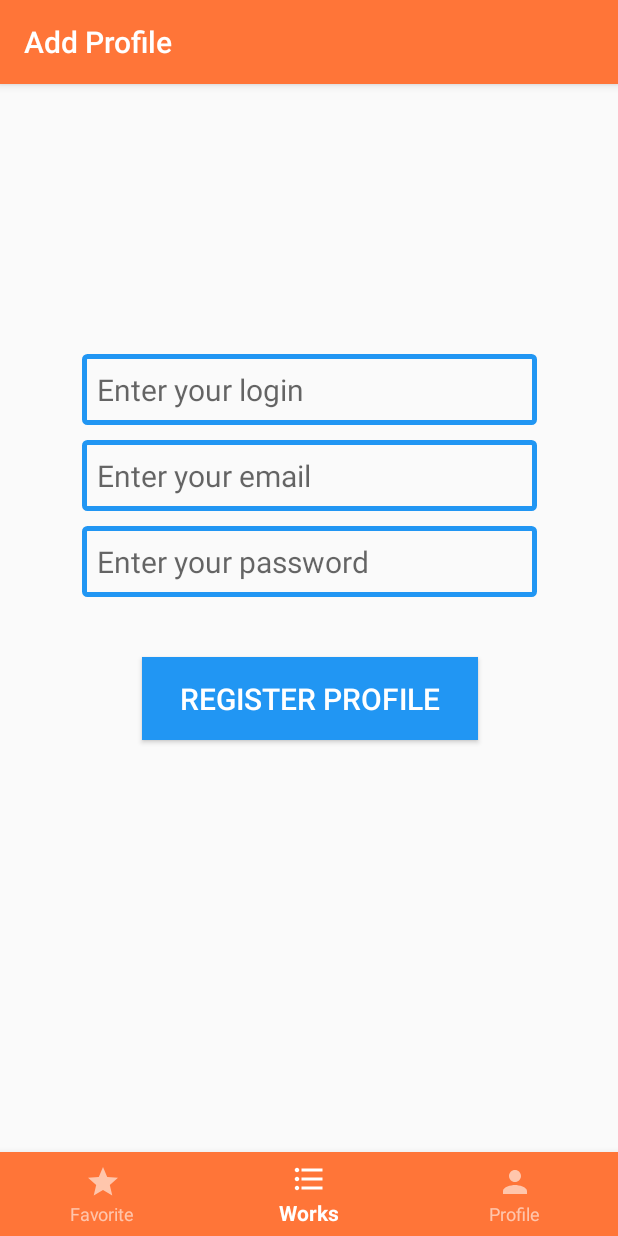
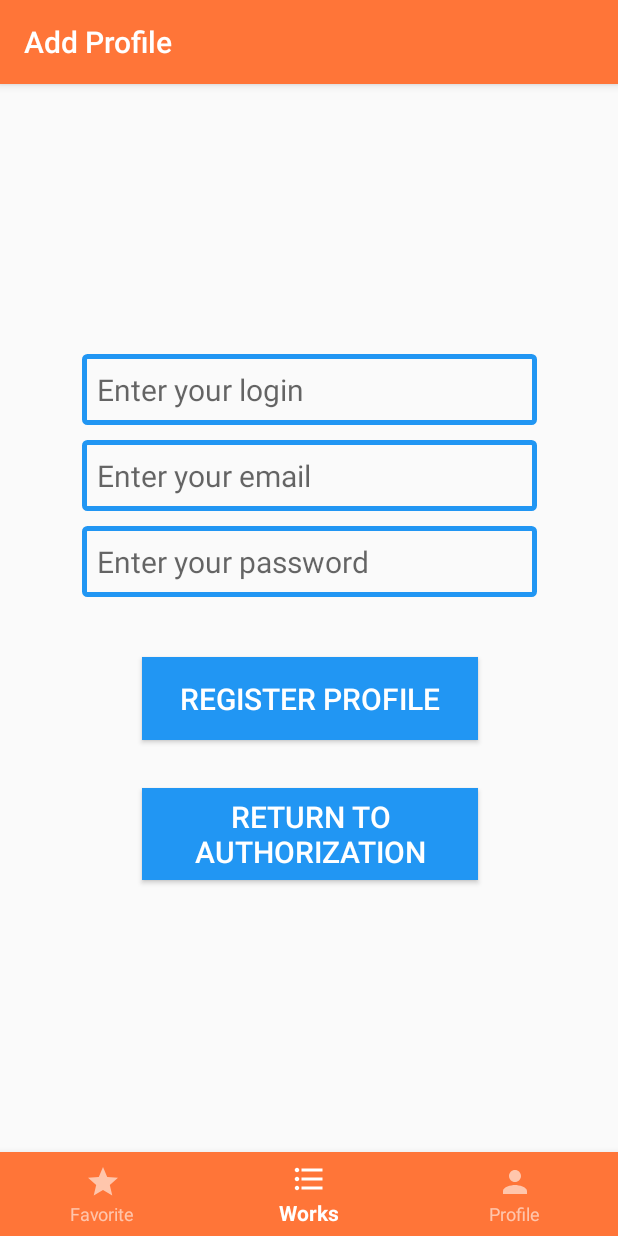
Before and after one commit to Maksim2355/EnglAppKotlin, an Android app: the AddProfileFragment screen opened through its navigation route, on a phone screen of 412 x 824 dp. Run offline under Robolectric (Android 15) with nearby library versions, the phone set to English and light mode, and no system bars; our stand-ins replace Room's generated code.

```diff
--- a/app/src/main/java/com/example/engapp/App.kt
+++ b/app/src/main/java/com/example/engapp/App.kt
@@ -16,7 +16,7 @@ class App : Application() {
         instance = this
         database = Room.databaseBuilder(
             applicationContext,
-            AppDatabase::class.java, "databaseEn"
+            AppDatabase::class.java, "DataBaseEngEnd"
         ).allowMainThreadQueries().fallbackToDestructiveMigration().build()
         val userDao = database!!.userDao()
         if (userDao?.getUserData() == null){
--- a/app/src/main/java/com/example/engapp/addfile/AddFileFragment.kt
+++ b/app/src/main/java/com/example/engapp/addfile/AddFileFragment.kt
@@ -28,7 +28,6 @@ import java.util.*
 
 class AddFileFragment : Fragment() {
     private lateinit var myFragment: View
-    private val db: AppDatabase? = App.instance!!.database!!
     private lateinit var listRecycler: RecyclerView
 
     override fun onCreateView(
--- a/app/src/main/java/com/example/engapp/database/AppDatabase.kt
+++ b/app/src/main/java/com/example/engapp/database/AppDatabase.kt
@@ -4,7 +4,7 @@ import androidx.room.Database
 import androidx.room.RoomDatabase
 
 @Database(entities = [DataAccount::class, DataWorks::class, UserData::class],
-    version = 5, exportSchema = false)
+    version = 1, exportSchema = false)
 abstract class AppDatabase : RoomDatabase() {
     abstract fun worksDao(): DataWorksDao?
     abstract fun accountDao(): DataAccountDao?
--- a/app/src/main/res/layout/fragment_add_profile.xml
+++ b/app/src/main/res/layout/fragment_add_profile.xml
@@ -65,4 +65,19 @@
         app:layout_constraintStart_toStartOf="@+id/passwordReg"
         app:layout_constraintTop_toBottomOf="@+id/passwordReg"
         />
+
+    <Button
+        android:id="@+id/returnEsc"
+        android:layout_width="0dp"
+        android:layout_height="wrap_content"
+        android:layout_marginTop="32dp"
+        android:background="#2196f3"
+        android:padding="5dp"
+        android:text="@string/nav_authorization"
+        android:textColor="#FFFF"
+        android:textSize="20sp"
+        app:layout_constraintEnd_toEndOf="@+id/regbutton"
+        app:layout_constraintHorizontal_bias="0.0"
+        app:layout_constraintStart_toStartOf="@+id/regbutton"
+        app:layout_constraintTop_toBottomOf="@+id/regbutton" />
 </androidx.constraintlayout.widget.ConstraintLayout>
--- a/app/src/main/res/values/strings.xml
+++ b/app/src/main/res/values/strings.xml
@@ -20,6 +20,7 @@
     <string name="add_work_in_russian">Add a translation of this work</string>
     <string name="add_work">Add work</string>
     <string name="regis_nav_favorite">You are not logged in. Sign in to see your favorites</string>
+    <string name="nav_authorization">Return to authorization</string>
 
     <!-- TODO: Remove or change this placeholder text -->
     <string name="hello_blank_fragment">Hello blank fragment</string>
```
Also changed, not shown: app/src/main/java/com/example/engapp/DataAdapter.kt (+6 -3 lines), app/src/main/java/com/example/engapp/profile/AddProfileFragment.kt (+19 -11 lines).
